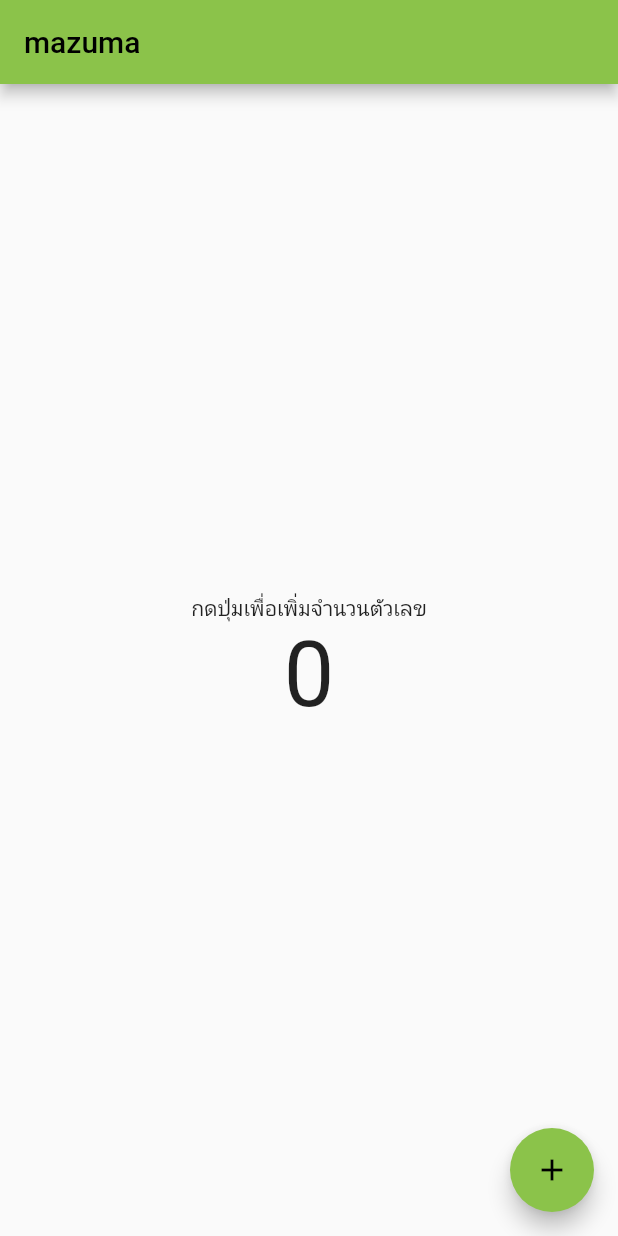
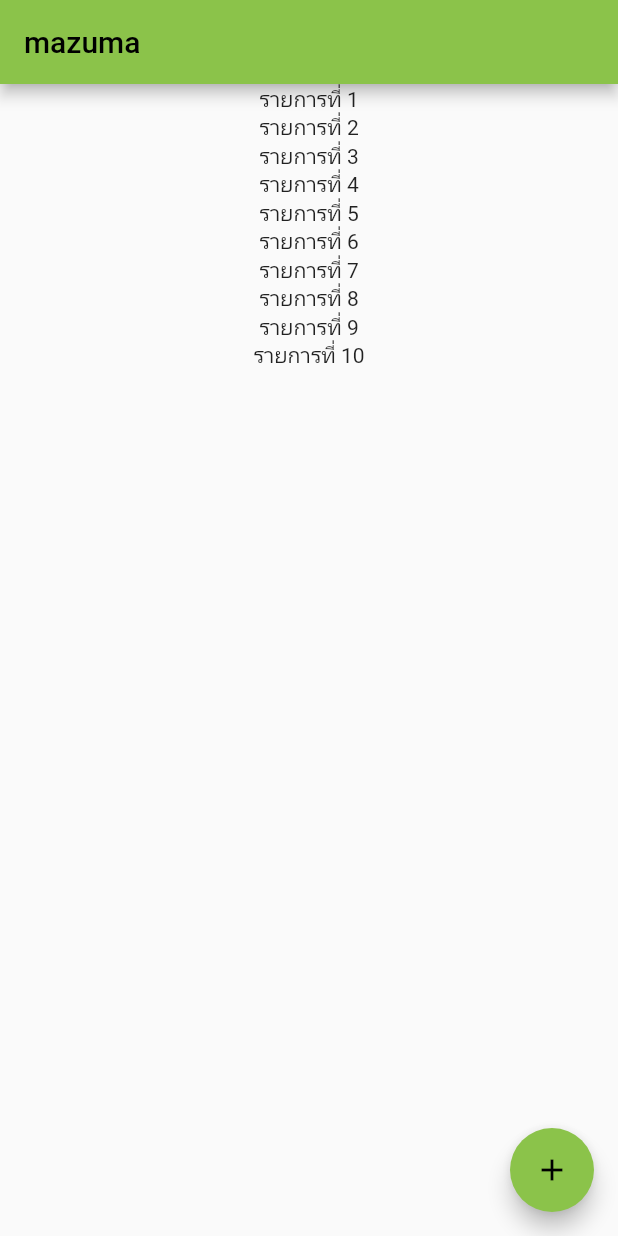
Before and after one commit to Kevinfame007/Learn-Flutter, a Flutter app: the screen it shows after launch, on a phone screen of 412 x 824 dp. Run offline on Flutter 3.47's test engine with Material 2 defaults, Android fonts, the phone set to English and light mode, and no system bars.

Commit message:
learn how to use widget list
learn how to use widget list

```diff
--- a/learn_flutter/lib/main.dart
+++ b/learn_flutter/lib/main.dart
@@ -44,20 +44,24 @@ class _MyHomePageState extends State<MyHomePage>
 
   @override
   Widget build(BuildContext context) {
+
+    //Group of Text
+    List<Widget> data = [];
+
+    for (var i = 0; i < 10; i++) {
+      data.add(
+        Text("รายการที่ ${i+1}"),
+      );
+    }
+
     return Scaffold(
       appBar: AppBar(
         title: Text("mazuma"),
       ),
       body: Center(
         child: Column(
-          mainAxisAlignment: MainAxisAlignment.center,
-          children: [
-            Text("กดปุ่มเพื่อเพิ่มจำนวนตัวเลข"),
-            Text(
-              number.toString(),
-              style: TextStyle(fontSize: 60),
-            ),
-          ],
+          mainAxisAlignment: MainAxisAlignment.start,
+          children: data,
         ),
       ),
       floatingActionButton: FloatingActionButton(
```
